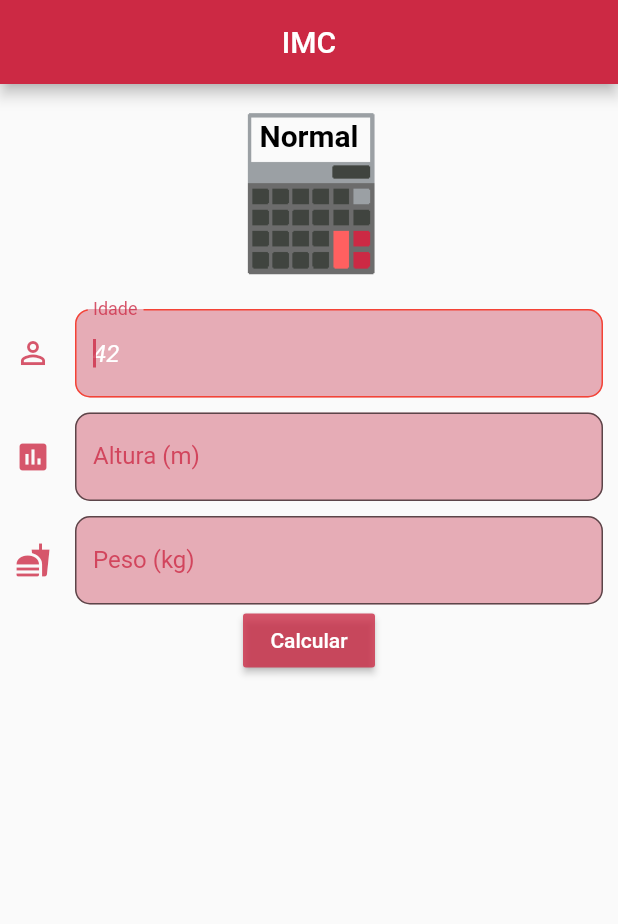
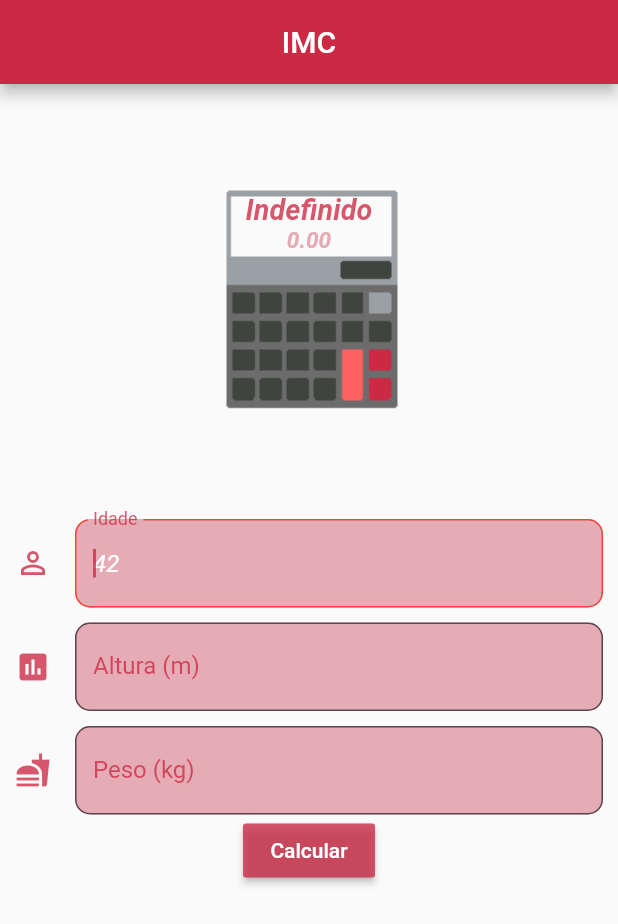
Before and after one commit to lucianobajr/Flutter, a Flutter app: the screen it shows after launch, after a tap on "Calcular", on a phone screen of 412 x 824 dp. Shown: the top 924 px of the screen. Run offline on Flutter 3.47's test engine with Material 2 defaults, Android fonts, the phone set to English and light mode, and no system bars; our stand-ins replace flare_flutter, simple_animations; missing offline and left inert: dart:html.

Commit message:
final app /fazer outra logo

```diff
--- a/imc/lib/ui/home.dart
+++ b/imc/lib/ui/home.dart
@@ -11,7 +11,7 @@ class _HomeState extends State<Home> {
   final TextEditingController _alturaControl = new TextEditingController();
   final TextEditingController _pesoControl = new TextEditingController();
   double resultado = 0.0;
-  String _resultadoFinal = "";
+  String _resultadoFinal = "Indefinido";
 
   void _calcularIMC(){
     setState(() {
@@ -22,7 +22,31 @@ class _HomeState extends State<Home> {
       if((_idadeControl.text.isNotEmpty) ||idade>0 &&
       (_alturaControl.text.isNotEmpty)&&
       (_pesoControl.text.isNotEmpty)|| peso > 0){
+
+
         resultado = peso/(altura*altura);
+        if(double.parse(resultado.toStringAsFixed(1))<18.5){
+          _resultadoFinal = "Magreza";
+        }
+
+        else if(double.parse(resultado.toStringAsFixed(1))>18.5 &&
+        double.parse(resultado.toStringAsFixed(1))<24.9){
+          _resultadoFinal = "Normal";
+        }
+
+        else if(double.parse(resultado.toStringAsFixed(1))>25 &&
+        double.parse(resultado.toStringAsFixed(1))<29.9){
+          _resultadoFinal = "Sobrepeso";
+        }
+
+        else if(double.parse(resultado.toStringAsFixed(1))>30 &&
+        double.parse(resultado.toStringAsFixed(1))<39.9){
+          _resultadoFinal = "Obesidade I";
+        }
+
+        else if(double.parse(resultado.toStringAsFixed(1))>40){
+          _resultadoFinal = "Obesidade II";
+        }
       }
     });
   }
@@ -41,8 +65,8 @@ class _HomeState extends State<Home> {
           children: <Widget>[
             SizedBox(height: 10),
             Container(
-              height: 120,
-              width: 120,
+              height: 260,
+              width: 260,
               decoration: BoxDecoration(
 	                image: DecorationImage(
 	                  image: AssetImage("assets/imc-calculator.png",),
@@ -53,10 +77,22 @@ class _HomeState extends State<Home> {
                 children: <Widget>[
                       Positioned(
 	                    child: Container(
+	                      margin: EdgeInsets.only(bottom: 117),
+	                      child: Center(
+	                        child: Text("$_resultadoFinal", style:
+                          TextStyle(color:Color.fromARGB(200, 204, 41, 68) ,
+                          fontStyle: FontStyle.italic,
+                          fontSize: 19.1, fontWeight: FontWeight.bold),),
+	                      ),
+	                    ),),
+                      Positioned(
+	                    child: Container(
 	                      margin: EdgeInsets.only(bottom: 75),
 	                      child: Center(
-	                        child: Text("Normal", style: TextStyle(color: Colors.black,
-                          fontSize: 20, fontWeight: FontWeight.bold),),
+	                        child: Text("${resultado.toStringAsPrecision(3)}", style:
+                          TextStyle(color: Color.fromARGB(255, 230, 172, 182),
+                          fontStyle: FontStyle.italic,
+                          fontSize: 15, fontWeight: FontWeight.bold),),
 	                      ),
 	                    ),)
                 ],
@@ -179,7 +215,7 @@ class _HomeState extends State<Home> {
                         Container(
                           alignment: Alignment.center,
                           child: RaisedButton(
-                            onPressed: () => null,
+                            onPressed: () =>_calcularIMC(),
                             color: Color.fromARGB(200, 204, 41, 68),
                             child: Text('Calcular'),
                             textColor: Colors.white,
```
Also changed, not shown: imc/assets/images/background.png, imc/assets/images/foreground.png, imc/assets/images/icon.png, 36 other files.
